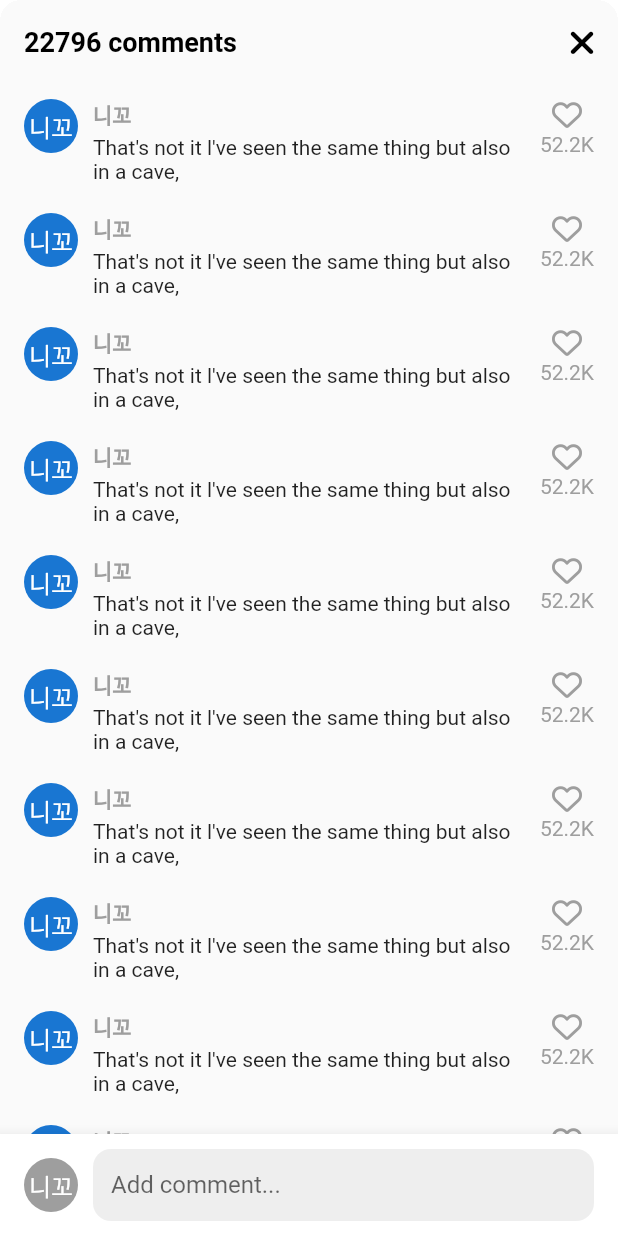
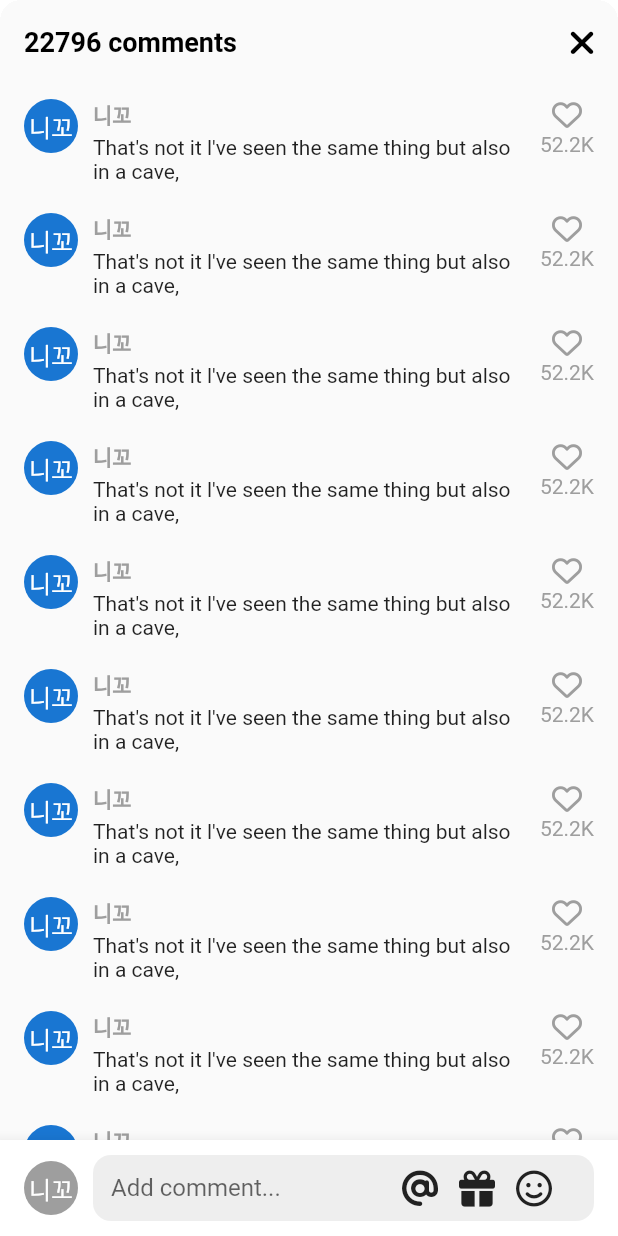
Before and after one commit to Akogen/tiktok_clone, a Flutter app: the VideoComments screen opened directly, on a phone screen of 412 x 824 dp. Run offline on Flutter 3.47's test engine with Material 2 defaults, Android fonts, the phone set to English and light mode, and no system bars; our stand-ins replace font_awesome_flutter, video_player, visibility_detector; network calls fail.

```diff
--- a/lib/features/videos/widgets/video_comments.dart
+++ b/lib/features/videos/widgets/video_comments.dart
@@ -11,8 +11,23 @@ class VideoComments extends StatefulWidget {
 }
 
 class _VideoCommentsState extends State<VideoComments> {
+  bool _isWriting = false;
+
   void _onClosePressed() {
     Navigator.of(context).pop();
+  }
+
+  void _stopWriting() {
+    FocusScope.of(context).unfocus();
+    setState(() {
+      _isWriting = false;
+    });
+  }
+
+  void _onStartWriting() {
+    setState(() {
+      _isWriting = true;
+    });
   }
 
   @override
@@ -37,7 +52,9 @@ class _VideoCommentsState extends State<VideoComments> {
             ),
           ],
         ),
-        body: Stack(
+        body: GestureDetector(
+          onTap: _stopWriting,
+          child: Stack(
             children: [
               ListView.separated(
                 padding: const EdgeInsets.symmetric(
@@ -111,7 +128,14 @@ class _VideoCommentsState extends State<VideoComments> {
                         ),
                         Gaps.h10,
                         Expanded(
+                          child: SizedBox(
+                            height: Sizes.size44,
                             child: TextField(
+                              onTap: _onStartWriting,
+                              expands: true,
+                              minLines: null,
+                              maxLines: null,
+                              textInputAction: TextInputAction.newline,
                               cursorColor: Theme.of(context).primaryColor,
                               decoration: InputDecoration(
                                   hintText: "Add comment...",
@@ -124,9 +148,41 @@ class _VideoCommentsState extends State<VideoComments> {
                                   filled: true,
                                   fillColor: Colors.grey.shade200,
                                   contentPadding: const EdgeInsets.symmetric(
-                              vertical: Sizes.size10,
                                     horizontal: Sizes.size12,
                                   ),
+                                  suffixIcon: Padding(
+                                    padding: const EdgeInsets.only(
+                                        right: Sizes.size14),
+                                    child: Row(
+                                      mainAxisSize: MainAxisSize.min,
+                                      children: [
+                                        FaIcon(
+                                          FontAwesomeIcons.at,
+                                          color: Colors.grey.shade900,
+                                        ),
+                                        Gaps.h14,
+                                        FaIcon(
+                                          FontAwesomeIcons.gift,
+                                          color: Colors.grey.shade900,
+                                        ),
+                                        Gaps.h14,
+                                        FaIcon(
+                                          FontAwesomeIcons.faceSmile,
+                                          color: Colors.grey.shade900,
+                                        ),
+                                        Gaps.h14,
+                                        if (_isWriting)
+                                          GestureDetector(
+                                            onTap: _stopWriting,
+                                            child: FaIcon(
+                                              FontAwesomeIcons.circleArrowUp,
+                                              color: Theme.of(context)
+                                                  .primaryColor,
+                                            ),
+                                          ),
+                                      ],
+                                    ),
+                                  )),
                             ),
                           ),
                         )
@@ -138,6 +194,7 @@ class _VideoCommentsState extends State<VideoComments> {
             ],
           ),
         ),
+      ),
     );
   }
 }
```
Lines whose indentation alone changed are shown as unchanged.
